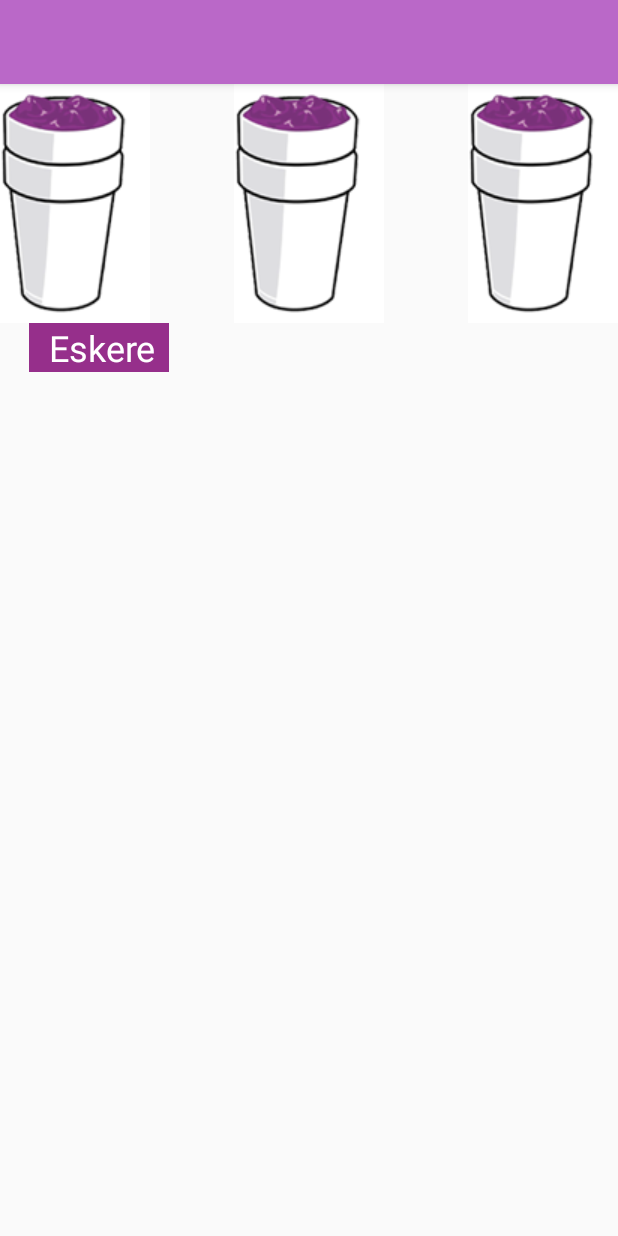
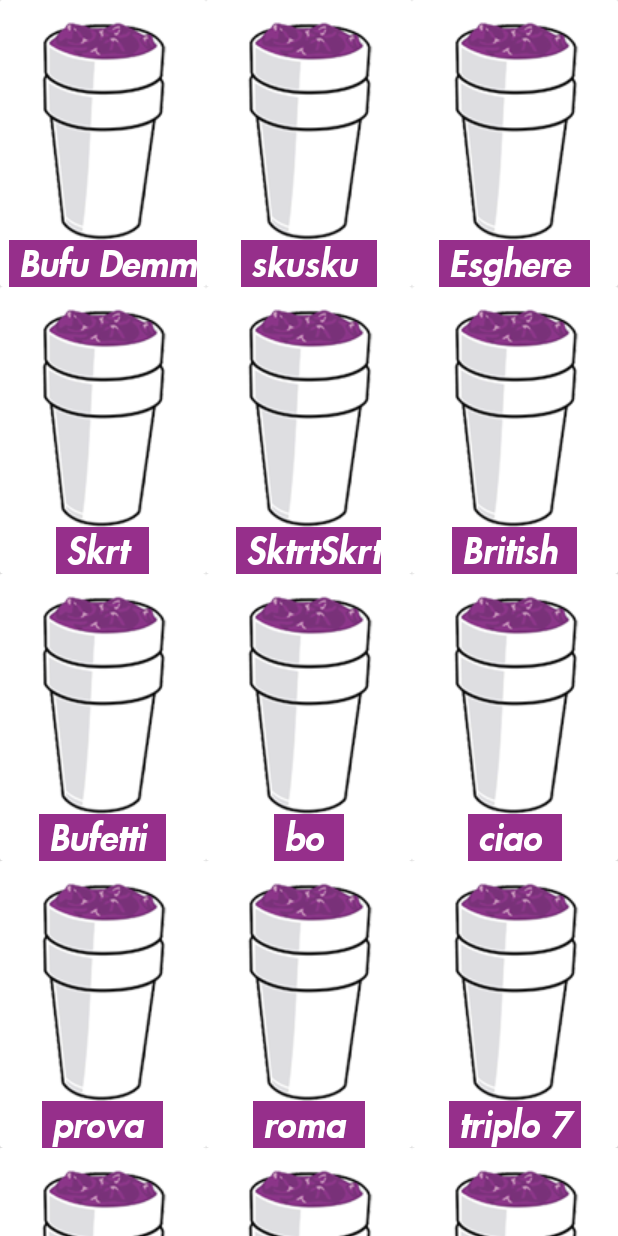
Before and after one commit to MatteoMartinelliMM/NomeIndefinito, an Android app: the TrapStarActivity screen opened directly, with no data from a screen before it, on a phone screen of 412 x 824 dp. Run offline under Robolectric (Android 15) with nearby library versions, the phone set to English and light mode, and no system bars.

Commit message:
creata recycle view contenete i bottoni sistemata la view da sistemare label testo lungo

```diff
--- a/app/src/main/java/com/xtini/mimalo/soundbuttongangedition/Control/ButtonResViewAdapter.java
+++ b/app/src/main/java/com/xtini/mimalo/soundbuttongangedition/Control/ButtonResViewAdapter.java
@@ -57,7 +57,7 @@ public class ButtonResViewAdapter extends RecyclerView.Adapter<ButtonResViewAdap
         String currentButtonName = buttonNames.get(position);
         Typeface typeface = Typeface.createFromAsset(context.getAssets(), "futura-heavy-oblique.ttf");
         holder.buttonLabel.setTypeface(typeface);
-        holder.buttonLabel.setText(currentButtonName);
+        holder.buttonLabel.setText(" "+currentButtonName+"  ");
 
     }
 
--- a/app/src/main/java/com/xtini/mimalo/soundbuttongangedition/View/StarChooserActivity.java
+++ b/app/src/main/java/com/xtini/mimalo/soundbuttongangedition/View/StarChooserActivity.java
@@ -22,16 +22,6 @@ public class StarChooserActivity extends AppCompatActivity {
     protected void onCreate(Bundle savedInstanceState) {
         super.onCreate(savedInstanceState);
         setContentView(R.layout.activity_star_chooser);
-
-        //sfera = findViewById(R.id.sfera);
-
-        /*sfera.setOnClickListener(new View.OnClickListener() {
-            @Override
-            public void onClick(View v) {
-                MediaPlayer mediaPlayer = MediaPlayer.create(v.getContext(), R.raw.sferaebbasta_skrt); //NB: questa è una prova è preferibile perchè + mantenbile leggere dati da una dir esterna
-                mediaPlayer.start();
-            }
-        });*/
         initData();
         HorizontalInfiniteCycleViewPager pager = (HorizontalInfiniteCycleViewPager)findViewById(R.id.horizontal_cycle);
         MyAdapter adapter = new MyAdapter(lstImages,getBaseContext());
--- a/app/src/main/java/com/xtini/mimalo/soundbuttongangedition/View/TrapStarActivity.java
+++ b/app/src/main/java/com/xtini/mimalo/soundbuttongangedition/View/TrapStarActivity.java
@@ -3,20 +3,79 @@ package com.xtini.mimalo.soundbuttongangedition.View;
 import android.content.Intent;
 import android.support.v7.app.AppCompatActivity;
 import android.os.Bundle;
+import android.support.v7.widget.GridLayoutManager;
+import android.support.v7.widget.RecyclerView;
 
+import com.xtini.mimalo.soundbuttongangedition.Control.ButtonResViewAdapter;
 import com.xtini.mimalo.soundbuttongangedition.R;
+
+import java.util.ArrayList;
 
 import static com.xtini.mimalo.soundbuttongangedition.Control.MyAdapter.TRAP_STAR;
 
 public class TrapStarActivity extends AppCompatActivity {
-
+    private ArrayList<String> btnName;
+    private RecyclerView buttonList;
+    private GridLayoutManager gm;
+    private ButtonResViewAdapter buttonsAdapter;
     @Override
     protected void onCreate(Bundle savedInstanceState) {
         super.onCreate(savedInstanceState);
         setContentView(R.layout.activity_trap_star);
+        getSupportActionBar().hide();
         Intent i = getIntent();
         String trapStarName = i.getStringExtra(TRAP_STAR);
         setTitle(trapStarName);
+        init();
+        buttonList = findViewById(R.id.buttonList);
+        gm = new GridLayoutManager(this,3);
+        buttonsAdapter = new ButtonResViewAdapter(btnName,this);
+        buttonList.setLayoutManager(gm);
+        buttonList.setAdapter(buttonsAdapter);
+
+
+
+    }
+
+    public void init(){
+        btnName = new ArrayList<>();
+        btnName.add("Bufu Demmerda");
+        btnName.add("skusku");
+        btnName.add("Esghere");
+        btnName.add("Skrt");
+        btnName.add("SktrtSkrt");
+        btnName.add("British");
+        btnName.add("Bufetti");
+        btnName.add("bo");
+        btnName.add("ciao");
+        btnName.add("prova");
+        btnName.add("roma");
+        btnName.add("triplo 7");
+        btnName.add("Bufu Demmerda");
+        btnName.add("skusku");
+        btnName.add("Esghere");
+        btnName.add("Skrt");
+        btnName.add("SktrtSkrt");
+        btnName.add("British");
+        btnName.add("Bufetti");
+        btnName.add("bo");
+        btnName.add("ciao");
+        btnName.add("prova");
+        btnName.add("roma");
+        btnName.add("triplo 7");
+        btnName.add("Bufu Demmerda");
+        btnName.add("skusku");
+        btnName.add("Esghere");
+        btnName.add("Skrt");
+        btnName.add("SktrtSkrt");
+        btnName.add("British");
+        btnName.add("Bufetti");
+        btnName.add("bo");
+        btnName.add("ciao");
+        btnName.add("prova");
+        btnName.add("roma");
+        btnName.add("triplo 7");
+        btnName.add("ciny");
 
     }
 }
--- a/app/src/main/res/layout/activity_trap_star.xml
+++ b/app/src/main/res/layout/activity_trap_star.xml
@@ -6,44 +6,10 @@
     android:layout_height="match_parent"
     tools:context="com.xtini.mimalo.soundbuttongangedition.View.TrapStarActivity">
 
-    <ImageButton
-        android:id="@+id/imageButton2"
-        android:layout_width="wrap_content"
-        android:layout_height="wrap_content"
-        android:layout_alignBottom="@+id/imageButton3"
-        android:layout_centerHorizontal="true"
-        android:background="@android:color/background_light"
-        app:srcCompat="@drawable/codeine_button_img"
-        />
-
-    <ImageButton
-        android:id="@+id/imageButton3"
-        android:layout_width="wrap_content"
-        android:layout_height="wrap_content"
-        android:background="@android:color/background_light"
-        app:srcCompat="@drawable/codeine_button_img" />
-
-    <ImageButton
-        android:id="@+id/imageButton4"
-        android:layout_width="wrap_content"
-        android:layout_height="wrap_content"
-        android:layout_alignParentEnd="true"
-        android:layout_alignParentRight="true"
+    <android.support.v7.widget.RecyclerView
+        android:id="@+id/buttonList"
+        android:layout_width="match_parent"
+        android:layout_height="match_parent"
         android:layout_alignParentTop="true"
-        android:background="@android:color/background_light"
-        app:srcCompat="@drawable/codeine_button_img" />
-
-    <TextView
-        android:id="@+id/eskere"
-        android:layout_width="wrap_content"
-        android:layout_height="wrap_content"
-        android:layout_alignParentLeft="true"
-        android:layout_alignParentStart="true"
-        android:layout_below="@+id/imageButton3"
-        android:layout_marginLeft="19dp"
-        android:layout_marginStart="19dp"
-        android:background="@color/logoColor"
-        android:text="\tEskere\t"
-        android:textColor="@android:color/background_light"
-        android:textSize="24sp" />
+        android:layout_centerHorizontal="true" />
 </RelativeLayout>
--- a/app/src/main/res/layout/element_button_list.xml
+++ b/app/src/main/res/layout/element_button_list.xml
@@ -6,24 +6,22 @@
 
     <android.support.v7.widget.CardView
         android:id="@+id/buttonElement"
-        android:layout_width="wrap_content"
-        android:layout_height="wrap_content"
+        android:layout_width="match_parent"
+        android:layout_height="match_parent"
         android:layout_alignParentLeft="true"
         android:layout_alignParentStart="true"
-        android:layout_alignParentTop="true"
-        android:layout_marginBottom="5dp"
-        android:layout_marginRight="20dp">
+        android:layout_alignParentTop="true">
 
         <RelativeLayout
-            android:layout_width="match_parent"
-            android:layout_height="match_parent">
+            android:layout_width="wrap_content"
+            android:layout_height="wrap_content">
 
             <ImageButton
                 android:id="@+id/soundAction"
                 android:layout_width="wrap_content"
                 android:layout_height="wrap_content"
-                android:layout_marginLeft="15dp"
-                android:layout_marginTop="5dp"
+                android:layout_alignParentTop="true"
+                android:layout_centerHorizontal="true"
                 android:background="@color/cardview_light_background"
                 app:srcCompat="@drawable/codeine_button_img" />
 
@@ -31,15 +29,18 @@
                 android:id="@+id/buttonLabel"
                 android:layout_width="wrap_content"
                 android:layout_height="wrap_content"
-                android:layout_alignLeft="@+id/soundAction"
-                android:layout_alignStart="@+id/soundAction"
                 android:layout_below="@+id/soundAction"
-                android:layout_marginLeft="13dp"
-                android:layout_marginStart="13dp"
+                android:layout_centerHorizontal="true"
+                android:layout_gravity="center"
                 android:background="@color/logoColor"
+                android:maxLength="10"
                 android:text="Eskere"
+                android:textAlignment="center"
                 android:textColor="@android:color/background_light"
                 android:textSize="24sp" />
+
         </RelativeLayout>
+
     </android.support.v7.widget.CardView>
+
 </RelativeLayout>
```
Also changed, not shown: app/src/main/res/drawable/codeine_button_img.png.
